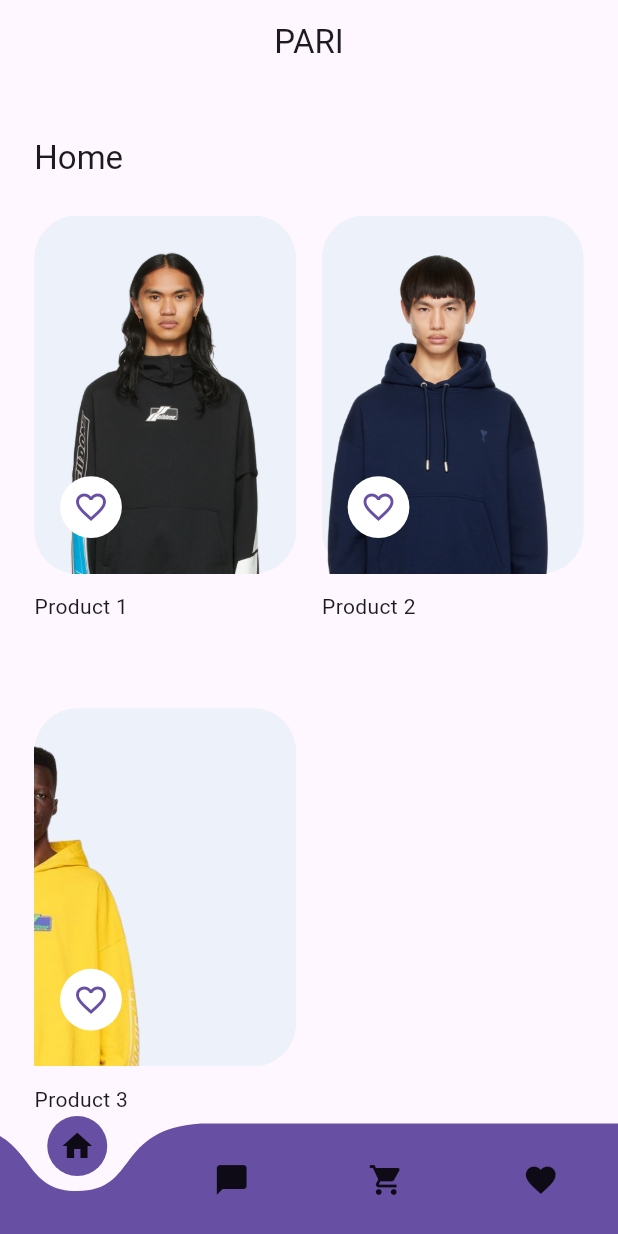
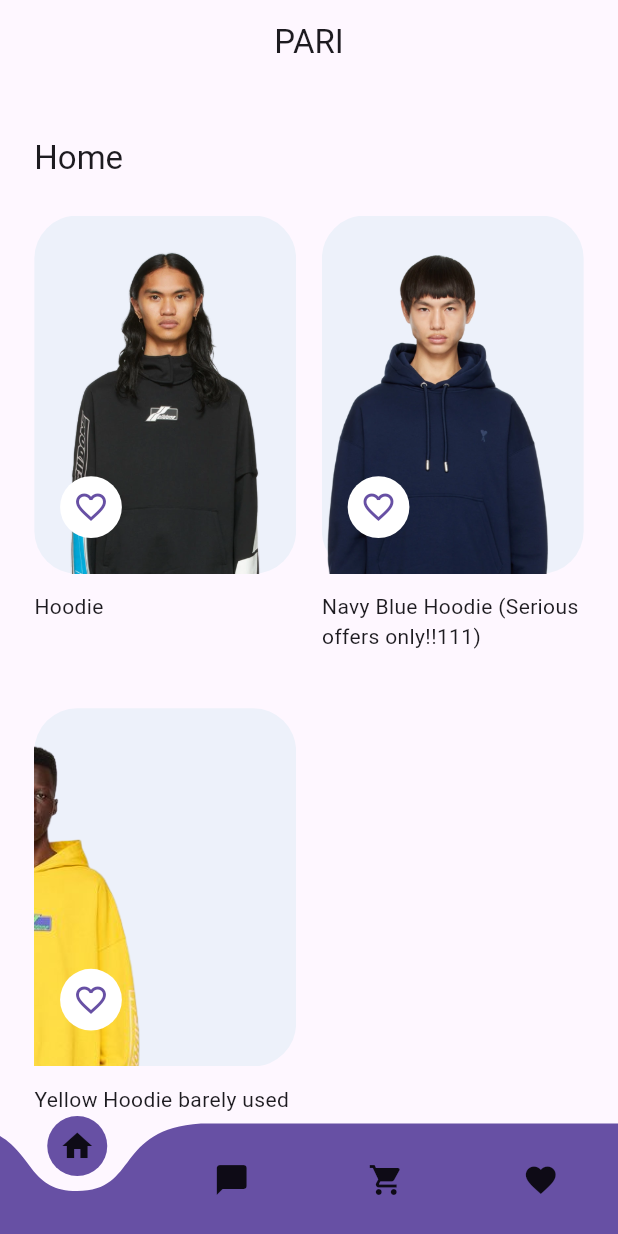
Before and after one commit to ACMHacettepeDevelopers/Pari-gsc, a Flutter app: the screen it shows after launch, after a tap on "I agree", on a phone screen of 412 x 824 dp. Run offline on Flutter 3.47's test engine with Material 3 defaults, Android fonts, the phone set to English and light mode, and no system bars; drawn by our look-alikes of curved_navigation_bar; our stand-ins replace carousel_slider, cloud_firestore, firebase_auth, firebase_core, flutter_chat_types, flutter_chat_ui and 4 more; accounts and stored records are empty.

```diff
--- a/lib/views/home.dart
+++ b/lib/views/home.dart
@@ -16,13 +16,14 @@ class _HomeViewState extends State<HomeView> {
     ProductModel(
       productId: '1',
       productOwner: 'Owner 1',
-      productTitle: 'Product 1',
+      productTitle: 'Hoodie',
       productPhotos: [
         'assets/images/product1.png',
         'assets/images/product2.png',
         'assets/images/product3.png',
       ],
-      productDescription: 'Description 1',
+      productDescription:
+          "Lorem ipsum dolor sit amet, consectetur adipiscing elit, sed do eiusmod tempor incididunt ut labore et dolore magna aliqua. Ut enim ad minim veniam, quis nostrud exercitation ullamco laboris nisi ut aliquip ex ea commodo consequat. Duis aute irure dolor in reprehenderit in voluptate velit esse cillum dolore eu fugiat nulla pariatur. Excepteur sint occaecat cupidatat non proident, sunt in culpa qui officia deserunt mollit anim id est laborum.",
       creationDate: Timestamp.now(),
       lastUpdateDate: Timestamp.now(),
       interestedUsers: ['user1', 'user2'],
@@ -30,13 +31,14 @@ class _HomeViewState extends State<HomeView> {
     ProductModel(
       productId: '2',
       productOwner: 'Owner 2',
-      productTitle: 'Product 2',
+      productTitle: 'Navy Blue Hoodie (Serious offers only!!111)',
       productPhotos: [
         'assets/images/product2.png',
         'assets/images/product1.png',
         'assets/images/product3.png',
       ],
-      productDescription: 'Description 2',
+      productDescription:
+          "Sed ut perspiciatis unde omnis iste natus error sit voluptatem accusantium doloremque laudantium, totam rem aperiam, eaque ipsa quae ab illo inventore veritatis et quasi architecto beatae vitae dicta sunt explicabo. Nemo enim ipsam voluptatem quia voluptas sit aspernatur aut odit aut fugit, sed quia consequuntur magni dolores eos qui ratione voluptatem sequi nesciunt. Neque porro quisquam est, qui dolorem ipsum quia dolor sit amet, consectetur, adipisci velit, sed quia non numquam eius modi tempora incidunt ut labore et dolore magnam aliquam quaerat voluptatem. Ut enim ad minima veniam, quis nostrum exercitationem ullam corporis suscipit laboriosam, nisi ut aliquid ex ea commodi consequatur? Quis autem vel eum iure reprehenderit qui in ea voluptate velit esse quam nihil molestiae consequatur, vel illum qui dolorem eum fugiat quo voluptas nulla pariatur?",
       creationDate: Timestamp.now(),
       lastUpdateDate: Timestamp.now(),
       interestedUsers: ['user3', 'user4'],
@@ -44,12 +46,13 @@ class _HomeViewState extends State<HomeView> {
     ProductModel(
       productId: '3',
       productOwner: 'Owner 3',
-      productTitle: 'Product 3',
+      productTitle: 'Yellow Hoodie barely used',
       productPhotos: [
         'assets/images/product3.png',
         'assets/images/product1.png'
       ],
-      productDescription: 'Description 3',
+      productDescription:
+          '"But I must explain to you how all this mistaken idea of denouncing pleasure and praising pain was born and I will give you a complete account of the system, and expound the actual teachings of the great explorer of the truth, the master-builder of human happiness. No one rejects, dislikes, or avoids pleasure itself, because it is pleasure, but because those who do not know how to pursue pleasure rationally encounter consequences that are extremely painful. Nor again is there anyone who loves or pursues or desires to obtain pain of itself, because it is pain, but because occasionally circumstances occur in which toil and pain can procure him some great pleasure. To take a trivial example, which of us ever undertakes laborious physical exercise, except to obtain some advantage from it? But who has any right to find fault with a man who chooses to enjoy a pleasure that has no annoying consequences, or one who avoids a pain that produces no resultant pleasure?"',
       creationDate: Timestamp.now(),
       lastUpdateDate: Timestamp.now(),
       interestedUsers: ['user5', 'user6'],
--- a/lib/widgets/product_item.dart
+++ b/lib/widgets/product_item.dart
@@ -45,8 +45,10 @@ class _ProductItemState extends State<ProductItem> {
               Positioned(
                 right: widget.product.productId == 'SampleProductId' ? 0 : 20.w,
                 bottom: -80.h,
-                child: Image.asset(widget.product.productPhotos![0],
-                    height: 260.h),
+                child: Image.asset(
+                  widget.product.productPhotos![0],
+                  height: 260.h,
+                ),
               ),
               Positioned(
                 left: 15.w,
```
Also changed, not shown: lib/views/product_view.dart (+37 -18 lines).
